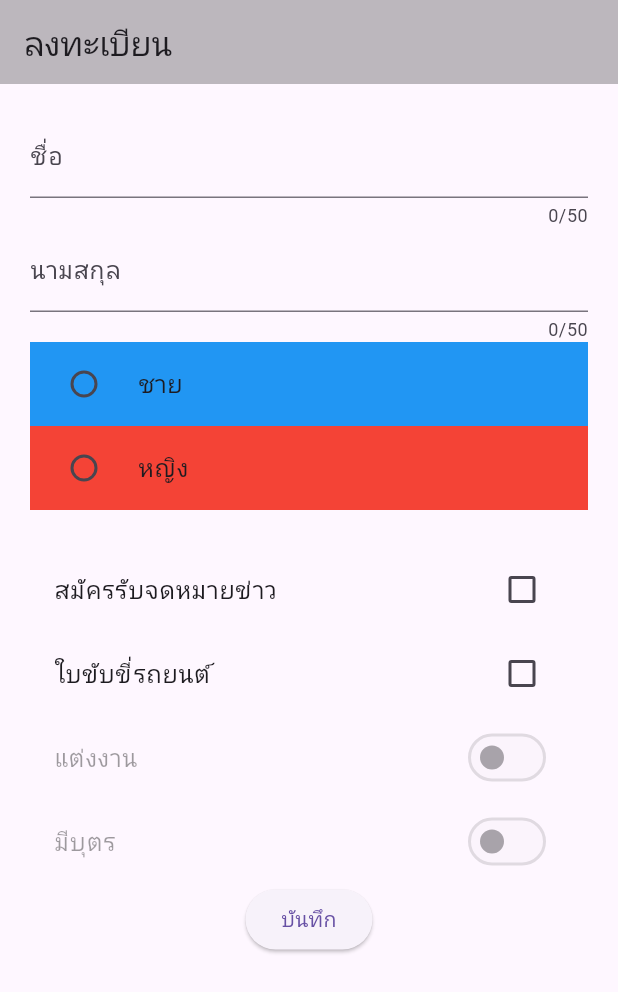
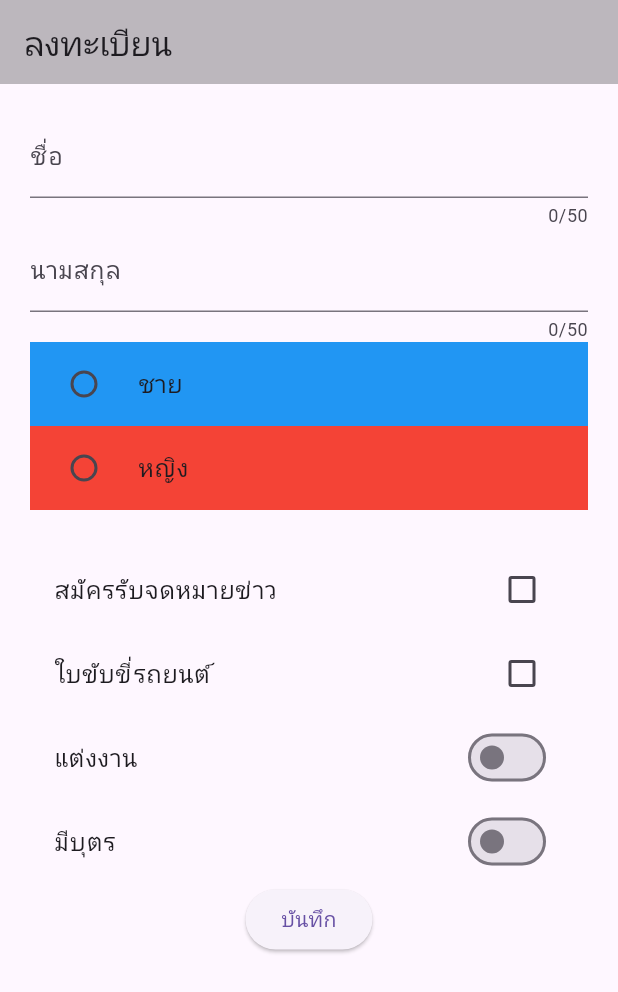
Before and after one commit to CableBK/flutter_input, a Flutter app: the screen it shows after launch, after a tap on "บันทึก", on a phone screen of 412 x 824 dp. Shown: the top 992 px of the screen. Run offline on Flutter 3.47's test engine with Material 3 defaults, Android fonts, the phone set to English and light mode, and no system bars.

Commit message:
Update switch

```diff
--- a/flutter_input/lib/screens/form_screen.dart
+++ b/flutter_input/lib/screens/form_screen.dart
@@ -14,6 +14,8 @@ class _FormScreenState extends State<FormScreen> {
   var gender = '';
   var newsletter = false;
   var driver = false;
+  var mary = false;
+  var child = false;
 
   @override
   Widget build(BuildContext context) {
@@ -39,6 +41,8 @@ class _FormScreenState extends State<FormScreen> {
                     print('Gender : $gender');
                     print('newsletter = $newsletter');
                     print('driver = $driver');
+                    print('mary = $mary');
+                    print('child = $child');
                   },
                   child: const Text('บันทึก'))
             ],
@@ -50,8 +54,16 @@ class _FormScreenState extends State<FormScreen> {
 
   Column buildSwitch() => Column(
         children: [
-          SwitchListTile(title: Text('แต่งงาน'), value: false, onChanged: null),
-          SwitchListTile(title: Text('มีบุตร'), value: false, onChanged: null),
+          SwitchListTile(
+            title: Text('แต่งงาน'),
+            value: mary,
+            onChanged: (value) => setState(() => mary = value),
+          ),
+          SwitchListTile(
+            title: Text('มีบุตร'),
+            value: child,
+            onChanged: (value) => setState(() => child = value),
+          ),
         ],
       );
 
```
